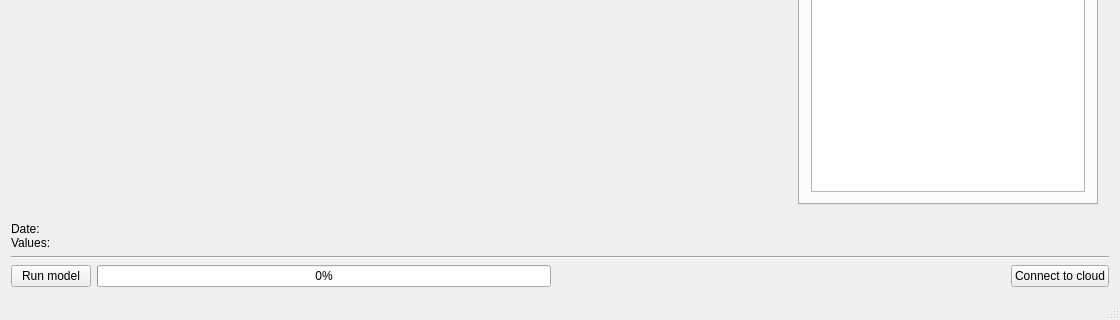
Above: mainwindow.ui from Lecheps/INCAView before the change; both pictures show x 0 to 1120 and y 529 to 849 of the 1120 by 849 pixel window. Below: the same form after it.
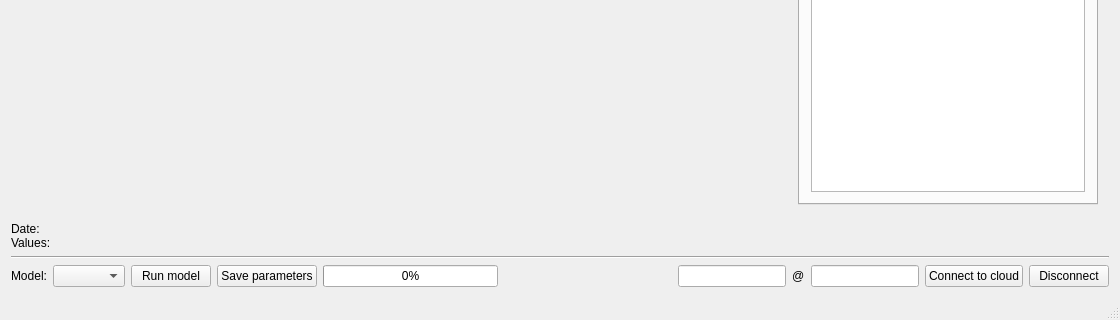
That is the form after the change. Custom widgets are drawn as their Qt base class.

Commit message: Allowed for selecting different models.

Diff of the .ui file:
```diff
--- a/mainwindow.ui
+++ b/mainwindow.ui
@@ -166,6 +166,16 @@
       </item>
       <item>
        <layout class="QHBoxLayout" name="buttonsLayout">
+        <item>
+         <widget class="QLabel" name="label_2">
+          <property name="text">
+           <string>Model:</string>
+          </property>
+         </widget>
+        </item>
+        <item>
+         <widget class="QComboBox" name="comboBoxSelectModel"/>
+        </item>
         <item>
          <widget class="QPushButton" name="pushRun">
           <property name="toolTip">
@@ -176,6 +186,13 @@
           </property>
          </widget>
         </item>
+        <item>
+         <widget class="QPushButton" name="pushSaveParameters">
+          <property name="text">
+           <string>Save parameters</string>
+          </property>
+         </widget>
+        </item>
         <item>
          <widget class="QProgressBar" name="progressBarRunInca">
           <property name="value">
@@ -190,12 +207,39 @@
           </property>
           <property name="sizeHint" stdset="0">
            <size>
-            <width>40</width>
+            <width>20</width>
             <height>20</height>
            </size>
           </property>
          </spacer>
         </item>
+        <item>
+         <widget class="QLineEdit" name="lineEditUsername">
+          <property name="sizePolicy">
+           <sizepolicy hsizetype="Fixed" vsizetype="Fixed">
+            <horstretch>0</horstretch>
+            <verstretch>0</verstretch>
+           </sizepolicy>
+          </property>
+         </widget>
+        </item>
+        <item>
+         <widget class="QLabel" name="label">
+          <property name="text">
+           <string>@</string>
+          </property>
+         </widget>
+        </item>
+        <item>
+         <widget class="QLineEdit" name="lineEditURL">
+          <property name="sizePolicy">
+           <sizepolicy hsizetype="Fixed" vsizetype="Fixed">
+            <horstretch>0</horstretch>
+            <verstretch>0</verstretch>
+           </sizepolicy>
+          </property>
+         </widget>
+        </item>
         <item>
          <widget class="QPushButton" name="pushConnect">
           <property name="text">
@@ -203,6 +247,13 @@
           </property>
          </widget>
         </item>
+        <item>
+         <widget class="QPushButton" name="pushDisconnect">
+          <property name="text">
+           <string>Disconnect</string>
+          </property>
+         </widget>
+        </item>
        </layout>
       </item>
      </layout>
```
The commit also changes 6 other files.
